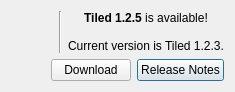
First picture: the form in src/tiled/newversiondialog.ui, repository mapeditor/tiled, before the edit.
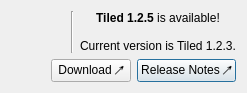
Second picture: the form after the edit. Icons and pictures are not drawn.

Diff of the .ui file:
```diff
--- a/src/tiled/newversiondialog.ui
+++ b/src/tiled/newversiondialog.ui
@@ -41,14 +41,14 @@
      <item>
       <widget class="QPushButton" name="downloadButton">
        <property name="text">
-        <string>Download</string>
+        <string>Download ↗</string>
        </property>
       </widget>
      </item>
      <item>
       <widget class="QPushButton" name="releaseNotesButton">
        <property name="text">
-        <string>Release Notes</string>
+        <string>Release Notes ↗</string>
        </property>
        <property name="default">
         <bool>true</bool>
```
